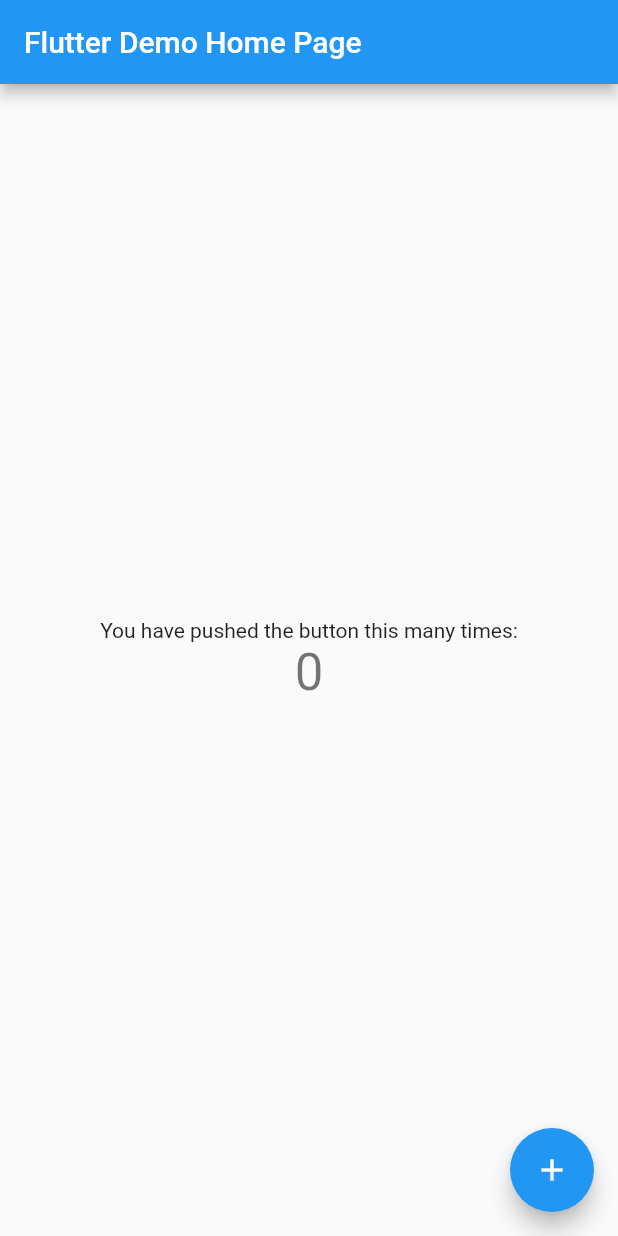
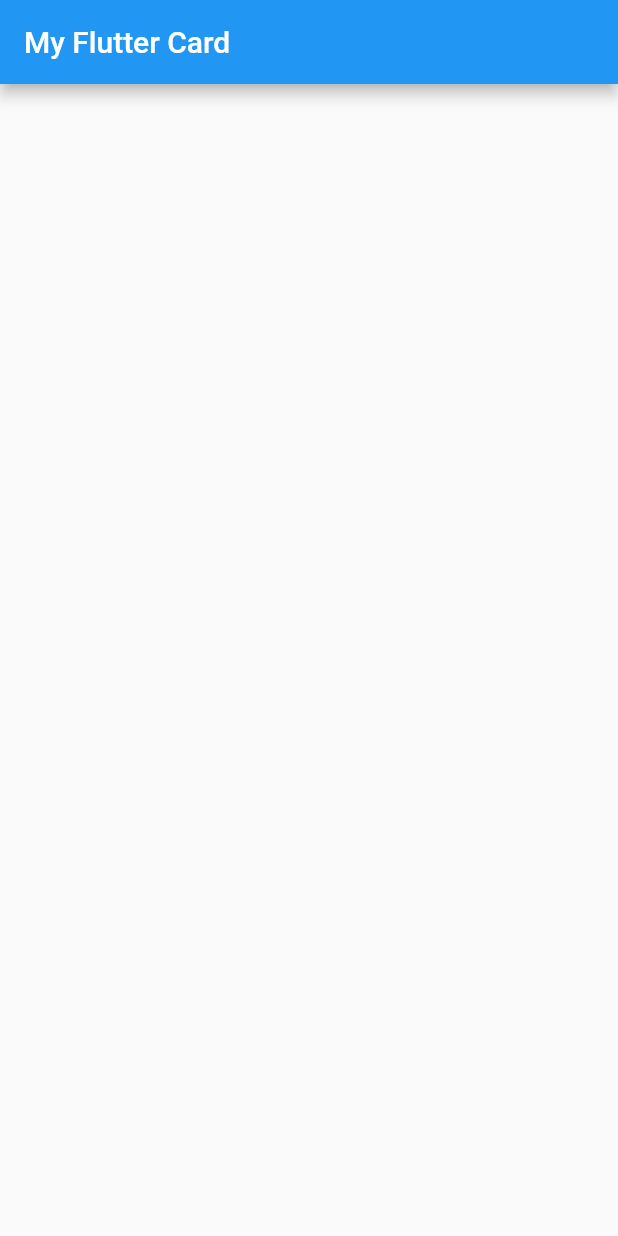
Before and after one commit to AkshayRameshAppDEV/My-Flutter-Card, a Flutter app: the screen it shows after launch, on a phone screen of 412 x 824 dp. Run offline on Flutter 3.47's test engine with Material 2 defaults, Android fonts, the phone set to English and light mode, and no system bars.

Commit message:
Removed old boilerplate, add new folder imports, basic app bar with title

```diff
--- a/my_flutter_card/lib/main.dart
+++ b/my_flutter_card/lib/main.dart
@@ -1,115 +1,6 @@
 import 'package:flutter/material.dart';
+import 'ui/FlutterCard.dart';
 
 void main() {
-  runApp(const MyApp());
+  runApp(const FlutterCard());
 }
-
-class MyApp extends StatelessWidget {
-  const MyApp({Key? key}) : super(key: key);
-
-  // This widget is the root of your application.
-  @override
-  Widget build(BuildContext context) {
-    return MaterialApp(
-      title: 'Flutter Demo',
-      theme: ThemeData(
-        // This is the theme of your application.
-        //
-        // Try running your application with "flutter run". You'll see the
-        // application has a blue toolbar. Then, without quitting the app, try
-        // changing the primarySwatch below to Colors.green and then invoke
-        // "hot reload" (press "r" in the console where you ran "flutter run",
-        // or simply save your changes to "hot reload" in a Flutter IDE).
-        // Notice that the counter didn't reset back to zero; the application
-        // is not restarted.
-        primarySwatch: Colors.blue,
-      ),
-      home: const MyHomePage(title: 'Flutter Demo Home Page'),
-    );
-  }
-}
-
-class MyHomePage extends StatefulWidget {
-  const MyHomePage({Key? key, required this.title}) : super(key: key);
-
-  // This widget is the home page of your application. It is stateful, meaning
-  // that it has a State object (defined below) that contains fields that affect
-  // how it looks.
-
-  // This class is the configuration for the state. It holds the values (in this
-  // case the title) provided by the parent (in this case the App widget) and
-  // used by the build method of the State. Fields in a Widget subclass are
-  // always marked "final".
-
-  final String title;
-
-  @override
-  State<MyHomePage> createState() => _MyHomePageState();
-}
-
-class _MyHomePageState extends State<MyHomePage> {
-  int _counter = 0;
-
-  void _incrementCounter() {
-    setState(() {
-      // This call to setState tells the Flutter framework that something has
-      // changed in this State, which causes it to rerun the build method below
-      // so that the display can reflect the updated values. If we changed
-      // _counter without calling setState(), then the build method would not be
-      // called again, and so nothing would appear to happen.
-      _counter++;
-    });
-  }
-
-  @override
-  Widget build(BuildContext context) {
-    // This method is rerun every time setState is called, for instance as done
-    // by the _incrementCounter method above.
-    //
-    // The Flutter framework has been optimized to make rerunning build methods
-    // fast, so that you can just rebuild anything that needs updating rather
-    // than having to individually change instances of widgets.
-    return Scaffold(
-      appBar: AppBar(
-        // Here we take the value from the MyHomePage object that was created by
-        // the App.build method, and use it to set our appbar title.
-        title: Text(widget.title),
-      ),
-      body: Center(
-        // Center is a layout widget. It takes a single child and positions it
-        // in the middle of the parent.
-        child: Column(
-          // Column is also a layout widget. It takes a list of children and
-          // arranges them vertically. By default, it sizes itself to fit its
-          // children horizontally, and tries to be as tall as its parent.
-          //
-          // Invoke "debug painting" (press "p" in the console, choose the
-          // "Toggle Debug Paint" action from the Flutter Inspector in Android
-          // Studio, or the "Toggle Debug Paint" command in Visual Studio Code)
-          // to see the wireframe for each widget.
-          //
-          // Column has various properties to control how it sizes itself and
-          // how it positions its children. Here we use mainAxisAlignment to
-          // center the children vertically; the main axis here is the vertical
-          // axis because Columns are vertical (the cross axis would be
-          // horizontal).
-          mainAxisAlignment: MainAxisAlignment.center,
-          children: <Widget>[
-            const Text(
-              'You have pushed the button this many times:',
-            ),
-            Text(
-              '$_counter',
-              style: Theme.of(context).textTheme.headline4,
-            ),
-          ],
-        ),
-      ),
-      floatingActionButton: FloatingActionButton(
-        onPressed: _incrementCounter,
-        tooltip: 'Increment',
-        child: const Icon(Icons.add),
-      ), // This trailing comma makes auto-formatting nicer for build methods.
-    );
-  }
-}
--- /dev/null
+++ b/my_flutter_card/lib/ui/FlutterCard.dart
@@ -0,0 +1,17 @@
+import 'package:flutter/material.dart';
+
+class FlutterCard  extends StatelessWidget {
+  const FlutterCard ({Key? key}) : super(key: key);
+
+  @override
+  Widget build(BuildContext context) {
+    return  MaterialApp(
+      home: Scaffold(
+        appBar: AppBar(
+          title: const Text("My Flutter Card"),
+          centerTitle: false,
+        ),
+      ),
+    );
+  }
+}
```
Also changed, not shown: 1 other file.
